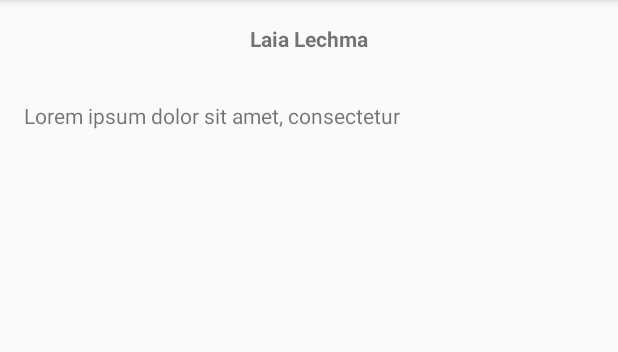
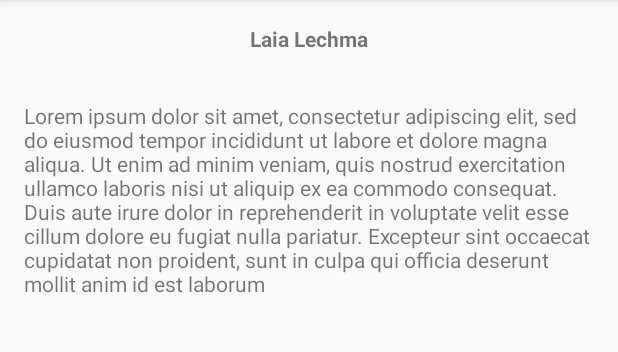
Before and after one commit to LaiaLechma/Petagram, an Android app: the ActivityAbout screen opened directly, with no data from a screen before it, on a phone screen of 412 x 824 dp, the part 84-436 px from its top. Run offline under Robolectric (Android 15) with nearby library versions, the light colour scheme and no system bars.

Commit message:
Actualizar strings

```diff
--- a/app/src/main/res/values/strings.xml
+++ b/app/src/main/res/values/strings.xml
@@ -21,5 +21,5 @@
     <string name="texto_boton_mail">Confirmar y Enviar mail</string>
 
     <string name="developer_name">Laia Lechma</string>
-    <string name="developer_bio">Lorem ipsum dolor sit amet, consectetur</string>
+    <string name="developer_bio">Lorem ipsum dolor sit amet, consectetur adipiscing elit, sed do eiusmod tempor incididunt ut labore et dolore magna aliqua. Ut enim ad minim veniam, quis nostrud exercitation ullamco laboris nisi ut aliquip ex ea commodo consequat. Duis aute irure dolor in reprehenderit in voluptate velit esse cillum dolore eu fugiat nulla pariatur. Excepteur sint occaecat cupidatat non proident, sunt in culpa qui officia deserunt mollit anim id est laborum</string>
 </resources>
```
